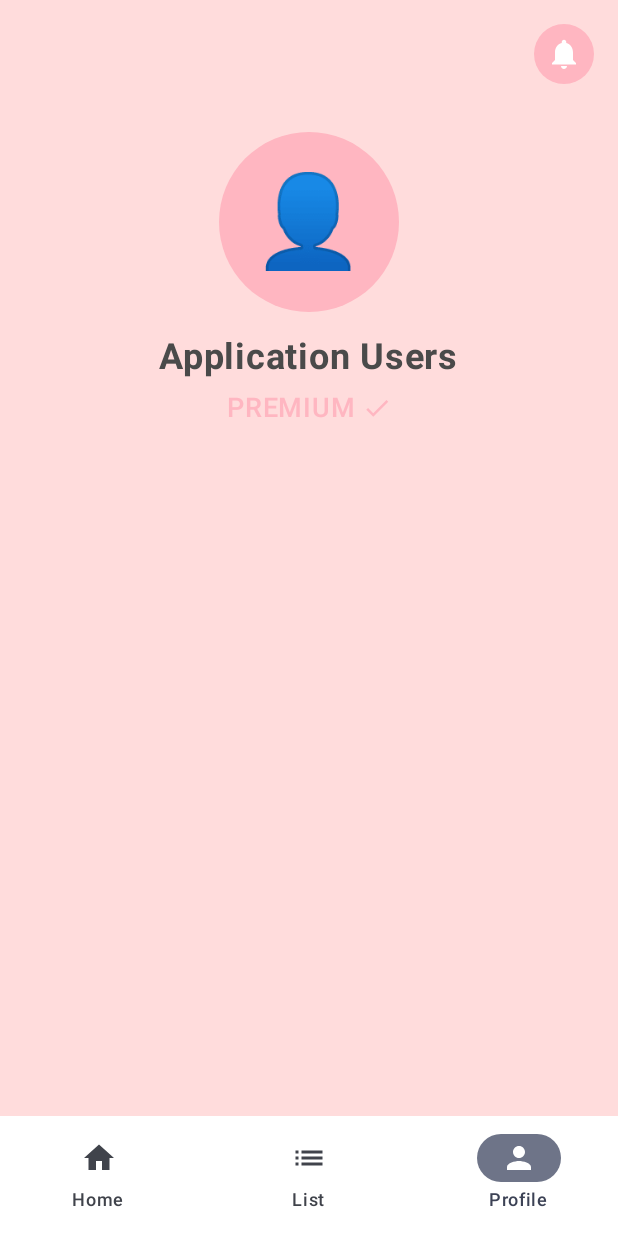
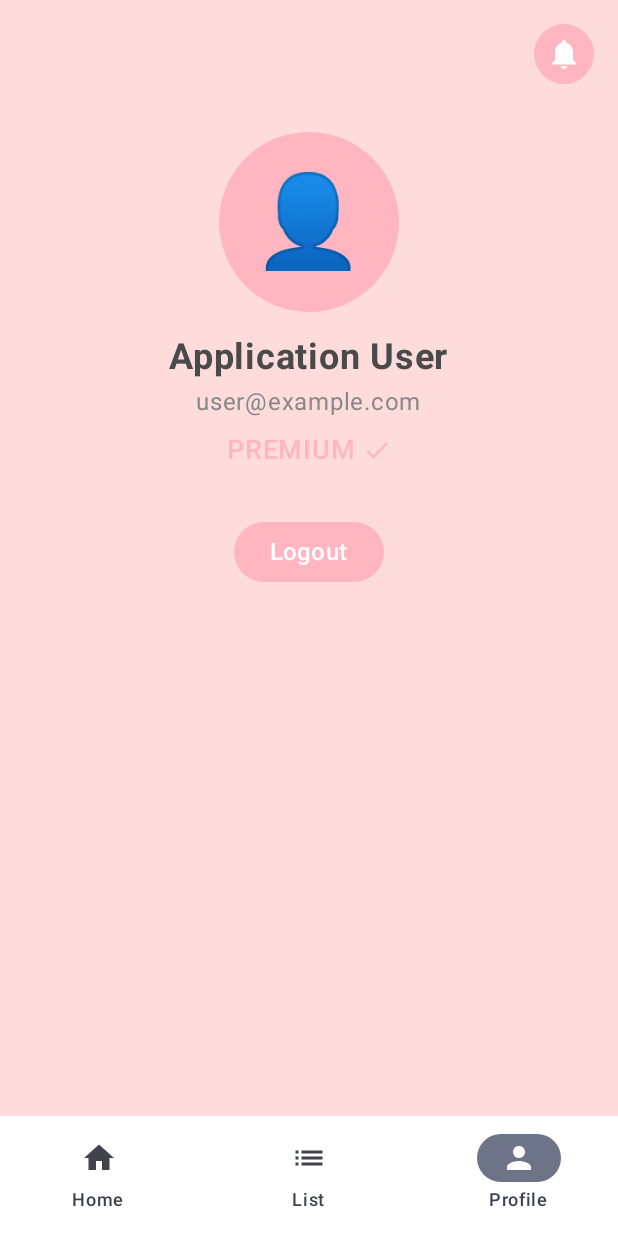
Before and after one commit to Sifaa05/Project4_Kel1, an Android app built with Jetpack Compose: the ProfileScreen screen opened through its navigation route, on a phone screen of 412 x 824 dp. Run offline under Robolectric (Android 15) with nearby library versions, the light colour scheme and no system bars; our stand-ins replace Firebase (no records; nobody signed in at launch, a user with empty details on screens opened directly).

Commit message:
ProfileScreen sementara dan belum get user info dari login/regist

```diff
--- a/app/build.gradle.kts
+++ b/app/build.gradle.kts
@@ -58,6 +58,7 @@ dependencies {
     implementation(libs.androidx.core.telecom)
     implementation(libs.androidx.navigation.runtime.ktx)
     implementation(libs.firebase.auth.ktx)
+    implementation(libs.androidx.room.common.jvm)
 
     testImplementation(libs.junit)
     androidTestImplementation(libs.androidx.junit)
@@ -74,4 +75,5 @@ dependencies {
     implementation ("com.google.firebase:firebase-firestore-ktx:24.10.0")
     //implementation ("com.google.firebase:firebase-auth-ktx:23.3.1")
     implementation ("androidx.compose.material:material-icons-extended:1.6.8")
+    implementation("io.coil-kt:coil-compose:2.4.0")
 }
--- a/app/src/main/java/com/example/billbuddy/model/UserProfile.kt
+++ b/app/src/main/java/com/example/billbuddy/model/UserProfile.kt
@@ -4,3 +4,23 @@
 //    val name: String,
 //    val isPremium: Boolean
 //)
+
+package com.example.billbuddy.model
+
+data class UserProfile(
+    val id: String,
+    val name: String,
+    val email: String,
+    val isPremium: Boolean
+)
+
+// Simulasi user aktif saat ini
+object CurrentUser {
+    // Dummy user sementara sebelum backend
+    val user = UserProfile(
+        id = "user_001",
+        name = "Application User",
+        email = "user@example.com",
+        isPremium = true
+    )
+}
--- a/app/src/main/java/com/example/billbuddy/ui/screen/HomeScreen.kt
+++ b/app/src/main/java/com/example/billbuddy/ui/screen/HomeScreen.kt
@@ -37,6 +37,8 @@ import com.example.billbuddy.ui.components.AppTextButton
 import com.example.billbuddy.ui.components.CommonNavigationBar
 import com.example.billbuddy.ui.components.CommonEventCard
 import kotlinx.coroutines.launch
+import com.example.billbuddy.model.CurrentUser
+
 
 @OptIn(ExperimentalMaterial3Api::class)
 @Composable
--- a/app/src/main/java/com/example/billbuddy/ui/screen/ProfileScreen.kt
+++ b/app/src/main/java/com/example/billbuddy/ui/screen/ProfileScreen.kt
@@ -1,34 +1,45 @@
 package com.example.billbuddy.ui.screen
 
 import androidx.compose.foundation.background
+import androidx.compose.foundation.clickable
 import androidx.compose.foundation.layout.*
 import androidx.compose.foundation.shape.CircleShape
 import androidx.compose.foundation.shape.RoundedCornerShape
 import androidx.compose.material.icons.Icons
 import androidx.compose.material.icons.filled.Check
+import androidx.compose.material.icons.filled.Delete
+import androidx.compose.material.icons.filled.Edit
 import androidx.compose.material.icons.filled.Notifications
 import androidx.compose.material3.*
-import androidx.compose.runtime.Composable
+import androidx.compose.runtime.*
 import androidx.compose.ui.Alignment
 import androidx.compose.ui.Modifier
+import androidx.compose.ui.draw.clip
 import androidx.compose.ui.graphics.Color
+import androidx.compose.ui.text.font.Font
+import androidx.compose.ui.text.font.FontFamily
 import androidx.compose.ui.text.font.FontWeight
 import androidx.compose.ui.unit.dp
 import androidx.compose.ui.unit.sp
 import androidx.navigation.NavController
+import com.example.billbuddy.R
+import com.example.billbuddy.model.CurrentUser
 import com.example.billbuddy.ui.components.AppIconButton
 import com.example.billbuddy.ui.components.CommonNavigationBar
 
 @Composable
-fun ProfileScreen(
-    navController: NavController
-) {
-    // Warna sesuai desain
-    val backgroundColor = Color(0xFFFFDCDC) // Latar pink
-    val buttonColor = Color(0xFFFFB6C1) // Warna tombol pink
-    val textColor = Color(0xFF4A4A4A) // Warna teks abu-abu tua
-    val premiumColor = Color(0xFFFFB6C1) // Warna pink untuk status premium
+fun ProfileScreen(navController: NavController) {
+    val backgroundColor = Color(0xFFFFDCDC)
+    val buttonColor = Color(0xFFFFB6C1)
+    val textColor = Color(0xFF4A4A4A)
+    val premiumColor = Color(0xFFFFB6C1)
 
+    val user = CurrentUser.user
+    var showProfileDialog by remember { mutableStateOf(false) }
+
+    val jomhuriaFontFamily = FontFamily(
+        Font(R.font.jomhuria_regular)
+    )
     Scaffold(
         bottomBar = {
             CommonNavigationBar(
@@ -53,7 +64,7 @@ fun ProfileScreen(
             ) {
                 Spacer(modifier = Modifier.weight(1f))
                 AppIconButton(
-                    onClick = { /* TODO: Aksi notifikasi */ },
+                    onClick = { /* Notification action */ },
                     icon = Icons.Default.Notifications,
                     contentDescription = "Notifications",
                     tint = Color.White,
@@ -65,32 +76,41 @@ fun ProfileScreen(
 
             Spacer(modifier = Modifier.height(32.dp))
 
-            // Foto Profil (Placeholder)
+            // Profile Picture
             Box(
                 modifier = Modifier
                     .size(120.dp)
-                    .background(buttonColor, CircleShape),
+                    .clip(CircleShape)
+                    .background(buttonColor)
+                    .clickable { showProfileDialog = true },
                 contentAlignment = Alignment.Center
             ) {
-                Text(
-                    text = "👤",
-                    fontSize = 60.sp
-                )
+                Text(text = "👤", fontSize = 60.sp)
             }
 
             Spacer(modifier = Modifier.height(16.dp))
 
-            // Nama Pengguna
+            // Username
             Text(
-                text = "Application Users",
+                text = user.name,
                 fontSize = 24.sp,
                 fontWeight = FontWeight.Bold,
                 color = textColor
             )
 
+            Spacer(modifier = Modifier.height(4.dp))
+
+            // Email
+            Text(
+                text = user.email,
+                fontSize = 16.sp,
+                color = Color.Gray
+            )
+
             Spacer(modifier = Modifier.height(8.dp))
 
-            // Status Keanggotaan
+            // Membership status
+            if (user.isPremium) {
                 Row(
                     verticalAlignment = Alignment.CenterVertically
                 ) {
@@ -103,11 +123,72 @@ fun ProfileScreen(
                     Spacer(modifier = Modifier.width(4.dp))
                     Icon(
                         imageVector = Icons.Default.Check,
-                    contentDescription = "Premium Status",
+                        contentDescription = "Premium status",
                         tint = premiumColor,
                         modifier = Modifier.size(20.dp)
                     )
                 }
             }
+
+            Spacer(modifier = Modifier.height(32.dp))
+
+            // Logout button
+            Button(
+                onClick = {
+                    // TODO: Implement logout logic here
+                },
+                colors = ButtonDefaults.buttonColors(containerColor = buttonColor)
+            ) {
+                Text("Logout", fontSize = 16.sp, color = Color.White)
             }
         }
+
+        // Profile options dialog
+        if (showProfileDialog) {
+            AlertDialog(
+                onDismissRequest = { showProfileDialog = false },
+                title = { Text("Profile Options") },
+                text = {
+                    Column {
+                        Button(
+                            onClick = {
+                                // TODO: Edit profile logic
+                                showProfileDialog = false
+                            },
+                            modifier = Modifier
+                                .fillMaxWidth()
+                                .padding(vertical = 4.dp),
+                            colors = ButtonDefaults.buttonColors(containerColor = buttonColor)
+                        ) {
+                            Icon(Icons.Default.Edit, contentDescription = "Edit", tint = Color.White)
+                            Spacer(modifier = Modifier.width(8.dp))
+                            Text("Edit Profile", color = Color.White)
+                        }
+
+                        Button(
+                            onClick = {
+                                // TODO: Delete profile logic
+                                showProfileDialog = false
+                            },
+                            modifier = Modifier
+                                .fillMaxWidth()
+                                .padding(vertical = 4.dp),
+                            colors = ButtonDefaults.buttonColors(containerColor = Color.Red)
+                        ) {
+                            Icon(Icons.Default.Delete, contentDescription = "Delete", tint = Color.White)
+                            Spacer(modifier = Modifier.width(8.dp))
+                            Text("Delete Profile", color = Color.White)
+                        }
+                    }
+                },
+                confirmButton = {},
+                dismissButton = {
+                    TextButton(onClick = { showProfileDialog = false }) {
+                        Text("Cancel")
+                    }
+                },
+                containerColor = Color.White
+            )
+        }
+    }
+}
--- a/gradle/libs.versions.toml
+++ b/gradle/libs.versions.toml
@@ -14,6 +14,7 @@ firebaseBom = "33.12.0"
 coreTelecom = "1.0.0-beta01"
 navigationRuntimeKtx = "2.8.9"
 firebaseAuthKtx = "23.2.0"
+roomCommonJvm = "2.7.1"
 
 [libraries]
 androidx-core-ktx = { group = "androidx.core", name = "core-ktx", version.ref = "coreKtx" }
@@ -38,6 +39,7 @@ firebase-firestore = { group = "com.google.firebase", name = "firebase-firestore
 androidx-core-telecom = { group = "androidx.core", name = "core-telecom", version.ref = "coreTelecom" }
 androidx-navigation-runtime-ktx = { group = "androidx.navigation", name = "navigation-runtime-ktx", version.ref = "navigationRuntimeKtx" }
 firebase-auth-ktx = { group = "com.google.firebase", name = "firebase-auth-ktx", version.ref = "firebaseAuthKtx" }
+androidx-room-common-jvm = { group = "androidx.room", name = "room-common-jvm", version.ref = "roomCommonJvm" }
 
 [plugins]
 android-application = { id = "com.android.application", version.ref = "agp" }
```
Lines whose indentation alone changed are shown as unchanged.
